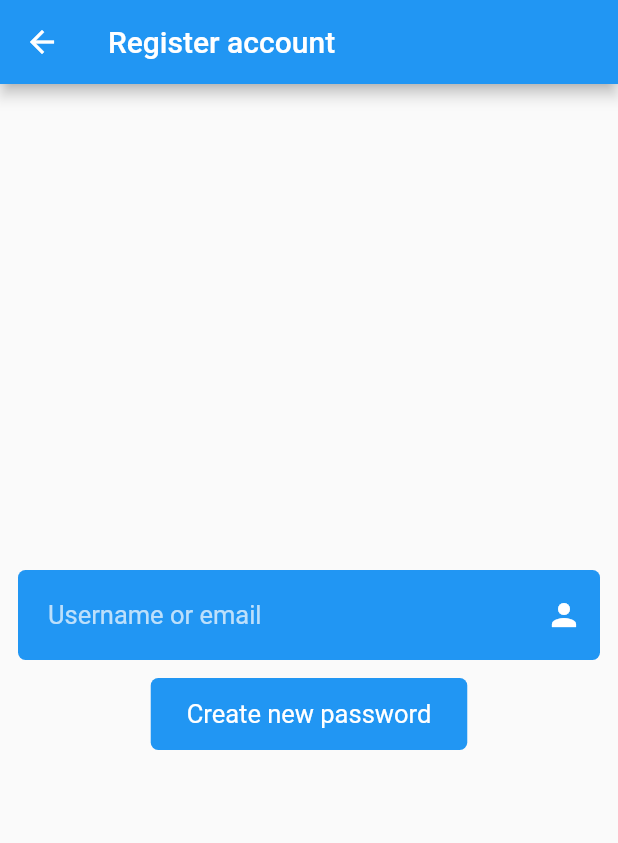
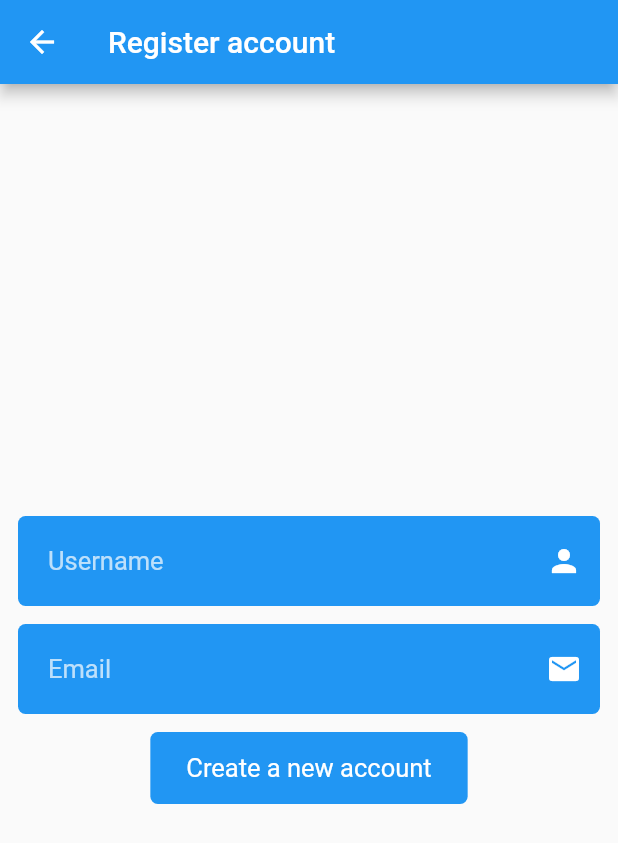
Before and after one commit to JobMoll/simple-user-api-authentication-flutter, a Flutter app: the RegisterAccountPage screen opened directly, on a phone screen of 412 x 824 dp. Shown: the top 843 px of the screen. Run offline on Flutter 3.47's test engine with Material 2 defaults, Android fonts, the phone set to English and light mode, and no system bars; our stand-ins replace dio, flutter_secure_storage, get; accounts and stored records are empty.

Commit message:
Register a new account, password autofill, email autofill

```diff
--- a/lib/forgot_password.dart
+++ b/lib/forgot_password.dart
@@ -34,11 +34,12 @@ class _ForgotPasswordPageState extends State<ForgotPasswordPage> {
                   ),
                   child: TextField(
                     controller: usernameOrEmailTextfield,
+                    autofillHints: [AutofillHints.email],
+                    keyboardType: TextInputType.emailAddress,
                     style: TextStyle(
                       fontSize: 17,
                       color: Colors.white,
                     ),
-                    autocorrect: false,
                     cursorColor: Colors.white,
                     decoration: InputDecoration(
                       hintStyle: TextStyle(
@@ -88,7 +89,7 @@ class _ForgotPasswordPageState extends State<ForgotPasswordPage> {
                         borderRadius: BorderRadius.circular(5),
                       ),
                       child: Text(
-                        'Create new password',
+                        'Create a new password',
                         style: TextStyle(fontSize: 17, color: Colors.white),
                       )),
                 )
--- a/lib/register_account_page.dart
+++ b/lib/register_account_page.dart
@@ -9,7 +9,8 @@ class RegisterAccountPage extends StatefulWidget {
 }
 
 class _RegisterAccountPagePageState extends State<RegisterAccountPage> {
-  TextEditingController usernameOrEmailTextfield = TextEditingController();
+  TextEditingController usernameTextfield = TextEditingController();
+  TextEditingController emailTextfield = TextEditingController();
 
   @override
   Widget build(BuildContext context) {
@@ -34,7 +35,7 @@ class _RegisterAccountPagePageState extends State<RegisterAccountPage> {
                     borderRadius: BorderRadius.circular(5),
                   ),
                   child: TextField(
-                    controller: usernameOrEmailTextfield,
+                    controller: usernameTextfield,
                     style: TextStyle(
                       fontSize: 17,
                       color: Colors.white,
@@ -46,7 +47,7 @@ class _RegisterAccountPagePageState extends State<RegisterAccountPage> {
                         fontSize: 17,
                         color: Colors.white70,
                       ),
-                      hintText: 'Username or email',
+                      hintText: 'Username',
                       suffixIcon: Icon(
                         Icons.person,
                         color: Colors.white,
@@ -56,26 +57,66 @@ class _RegisterAccountPagePageState extends State<RegisterAccountPage> {
                     ),
                   ),
                 ),
+                Container(
+                  margin: EdgeInsets.only(top: 12),
+                  decoration: BoxDecoration(
+                    color: Colors.blue,
+                    borderRadius: BorderRadius.circular(5),
+                  ),
+                  child: TextField(
+                    controller: emailTextfield,
+                    autofillHints: [AutofillHints.email],
+                    style: TextStyle(
+                      fontSize: 17,
+                      color: Colors.white,
+                    ),
+                    cursorColor: Colors.white,
+                    keyboardType: TextInputType.emailAddress,
+                    decoration: InputDecoration(
+                      hintStyle: TextStyle(
+                        fontSize: 17,
+                        color: Colors.white70,
+                      ),
+                      hintText: 'Email',
+                      suffixIcon: Icon(
+                        Icons.mail,
+                        color: Colors.white,
+                      ),
+                      border: InputBorder.none,
+                      contentPadding: EdgeInsets.all(20),
+                    ),
+                  ),
+                ),
                 GestureDetector(
                   onTap: () {
-                    if (usernameOrEmailTextfield.text != '') {
+                    if (usernameTextfield.text != '' &&
+                        emailTextfield.text != '') {
                       SimpleUserAPIAuthentication.showSimpleMessage(
-                          'One moment while we prepare your url',
-                          'We are preparing your reset url...',
+                          'Trying to register',
+                          'We are trying to register your new account...',
                           'info',
                           100);
 
-                      SimpleUserAPIAuthentication.forgotPassword(
-                        usernameOrEmailTextfield.text,
-                      );
+                      if (usernameTextfield.text.contains(' ')) {
+                        SimpleUserAPIAuthentication.showSimpleMessage(
+                            'Username is not valid :(',
+                            "A username can't have spaces in it...",
+                            'error',
+                            3);
+                        return;
+                      }
+
+                      SimpleUserAPIAuthentication.registerNewUser(
+                          usernameTextfield.text, emailTextfield.text);
 
                       setState(() {
-                        usernameOrEmailTextfield.text = '';
+                        usernameTextfield.text = '';
+                        emailTextfield.text = '';
                       });
                     } else {
                       SimpleUserAPIAuthentication.showSimpleMessage(
-                          "You can't leave this field empty",
-                          'You forgot to fill in  the field...',
+                          'Fill in all required fields',
+                          'You forgot to fill in one of the fields...',
                           'error',
                           3);
                     }
@@ -89,7 +130,7 @@ class _RegisterAccountPagePageState extends State<RegisterAccountPage> {
                         borderRadius: BorderRadius.circular(5),
                       ),
                       child: Text(
-                        'Create new password',
+                        'Create a new account',
                         style: TextStyle(fontSize: 17, color: Colors.white),
                       )),
                 )
```
Also changed, not shown: lib/login_page.dart (+12 -0 lines), lib/main.dart (+9 -1 lines), lib/simple_user_api_authentication_class.dart (+33 -16 lines).
